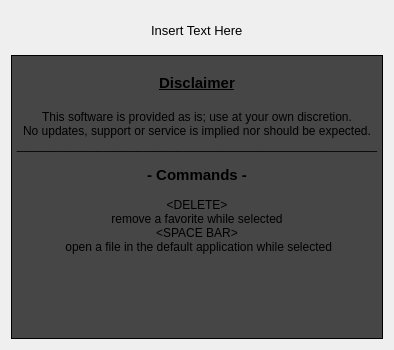
First picture: the form in PDFPreview/gui/ui_about.ui, repository FlyBoy8869/PDFPreview, before the edit.
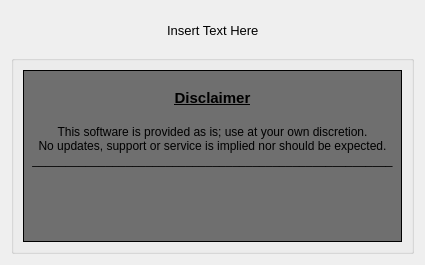
Second picture: the form after the edit.

Commit message: About dialog update

Diff of the .ui file:
```diff
--- a/PDFPreview/gui/ui_about.ui
+++ b/PDFPreview/gui/ui_about.ui
@@ -6,20 +6,20 @@
    <rect>
     <x>0</x>
     <y>0</y>
-    <width>394</width>
-    <height>350</height>
+    <width>425</width>
+    <height>265</height>
    </rect>
   </property>
   <property name="maximumSize">
    <size>
-    <width>394</width>
+    <width>425</width>
     <height>350</height>
    </size>
   </property>
   <property name="windowTitle">
    <string>About</string>
   </property>
-  <layout class="QVBoxLayout" name="verticalLayout_2">
+  <layout class="QVBoxLayout" name="verticalLayout_3">
    <item>
     <widget class="QFrame" name="frame">
      <property name="maximumSize">
@@ -90,6 +90,12 @@
     </widget>
    </item>
    <item>
+    <widget class="QGroupBox" name="groupBox">
+     <property name="title">
+      <string/>
+     </property>
+     <layout class="QVBoxLayout" name="verticalLayout_2">
+      <item>
     <widget class="QTextEdit" name="textEdit">
      <property name="sizePolicy">
       <sizepolicy hsizetype="Expanding" vsizetype="Expanding">
@@ -111,7 +117,7 @@
      </property>
      <property name="styleSheet">
       <string notr="true">QTextEdit {
-	background-color: #464646;
+	background-color: #6F6F6F;
 }</string>
      </property>
      <property name="frameShape">
@@ -130,21 +136,17 @@
 hr { height: 1px; border-width: 0; }
 li.unchecked::marker { content: &quot;\2610&quot;; }
 li.checked::marker { content: &quot;\2612&quot;; }
-&lt;/style&gt;&lt;/head&gt;&lt;body style=&quot; font-family:'.AppleSystemUIFont'; font-size:13pt; font-weight:400; font-style:normal;&quot;&gt;
-&lt;p align=&quot;center&quot; style=&quot; margin-top:0px; margin-bottom:0px; margin-left:0px; margin-right:0px; -qt-block-indent:0; text-indent:0px;&quot;&gt;&lt;span style=&quot; font-size:9pt;&quot;&gt; &lt;/span&gt;&lt;/p&gt;
-&lt;p align=&quot;center&quot; style=&quot; margin-top:0px; margin-bottom:0px; margin-left:0px; margin-right:0px; -qt-block-indent:0; text-indent:0px;&quot;&gt;&lt;span style=&quot; font-family:'Segoe UI'; font-size:11pt; font-weight:700; text-decoration: underline;&quot;&gt;Disclaimer&lt;/span&gt;&lt;/p&gt;
-&lt;p align=&quot;center&quot; style=&quot;-qt-paragraph-type:empty; margin-top:0px; margin-bottom:0px; margin-left:0px; margin-right:0px; -qt-block-indent:0; text-indent:0px; font-family:'Segoe UI'; font-size:11pt; font-weight:700; text-decoration: underline;&quot;&gt;&lt;br /&gt;&lt;/p&gt;
-&lt;p align=&quot;center&quot; style=&quot; margin-top:0px; margin-bottom:0px; margin-left:0px; margin-right:0px; -qt-block-indent:0; text-indent:0px;&quot;&gt;&lt;span style=&quot; font-family:'Segoe UI'; font-size:9pt;&quot;&gt;This software is provided as is; use at your own discretion.&lt;/span&gt;&lt;/p&gt;
-&lt;p align=&quot;center&quot; style=&quot; margin-top:0px; margin-bottom:0px; margin-left:0px; margin-right:0px; -qt-block-indent:0; text-indent:0px;&quot;&gt;&lt;span style=&quot; font-family:'Segoe UI'; font-size:9pt;&quot;&gt;No updates, support or service is implied nor should be expected.&lt;/span&gt;&lt;/p&gt;
-&lt;p align=&quot;center&quot; style=&quot; margin-top:0px; margin-bottom:0px; margin-left:0px; margin-right:0px; -qt-block-indent:0; text-indent:0px;&quot;&gt;&lt;span style=&quot; font-family:'Segoe UI'; font-size:9pt;&quot;&gt;______________________________________________________&lt;/span&gt;&lt;/p&gt;
-&lt;p align=&quot;center&quot; style=&quot;-qt-paragraph-type:empty; margin-top:0px; margin-bottom:0px; margin-left:0px; margin-right:0px; -qt-block-indent:0; text-indent:0px; font-family:'Segoe UI'; font-size:9pt;&quot;&gt;&lt;br /&gt;&lt;/p&gt;
-&lt;p align=&quot;center&quot; style=&quot; margin-top:0px; margin-bottom:0px; margin-left:0px; margin-right:0px; -qt-block-indent:0; text-indent:0px;&quot;&gt;&lt;span style=&quot; font-family:'Segoe UI'; font-size:11pt; font-weight:700;&quot;&gt;- Commands -&lt;/span&gt;&lt;/p&gt;
-&lt;p align=&quot;center&quot; style=&quot;-qt-paragraph-type:empty; margin-top:0px; margin-bottom:0px; margin-left:0px; margin-right:0px; -qt-block-indent:0; text-indent:0px; font-family:'Segoe UI'; font-size:9pt;&quot;&gt;&lt;br /&gt;&lt;/p&gt;
-&lt;p align=&quot;center&quot; style=&quot; margin-top:0px; margin-bottom:0px; margin-left:0px; margin-right:0px; -qt-block-indent:0; text-indent:0px;&quot;&gt;&lt;span style=&quot; font-family:'Segoe UI'; font-size:9pt;&quot;&gt;&amp;lt;DELETE&amp;gt;&lt;/span&gt;&lt;/p&gt;
-&lt;p align=&quot;center&quot; style=&quot; margin-top:0px; margin-bottom:0px; margin-left:0px; margin-right:0px; -qt-block-indent:0; text-indent:0px;&quot;&gt;&lt;span style=&quot; font-family:'Segoe UI'; font-size:9pt;&quot;&gt;remove a favorite while selected&lt;/span&gt;&lt;/p&gt;
-&lt;p align=&quot;center&quot; style=&quot; margin-top:0px; margin-bottom:0px; margin-left:0px; margin-right:0px; -qt-block-indent:0; text-indent:0px;&quot;&gt;&lt;span style=&quot; font-family:'Segoe UI'; font-size:9pt;&quot;&gt;&amp;lt;SPACE BAR&amp;gt;&lt;/span&gt;&lt;/p&gt;
-&lt;p align=&quot;center&quot; style=&quot; margin-top:0px; margin-bottom:0px; margin-left:0px; margin-right:0px; -qt-block-indent:0; text-indent:0px;&quot;&gt;&lt;span style=&quot; font-family:'Segoe UI'; font-size:9pt;&quot;&gt; open a file in the default application while selected&lt;/span&gt;&lt;/p&gt;&lt;/body&gt;&lt;/html&gt;</string>
-     </property>
+&lt;/style&gt;&lt;/head&gt;&lt;body style=&quot; font-family:'Segoe UI'; font-size:9pt; font-weight:400; font-style:normal;&quot;&gt;
+&lt;p align=&quot;center&quot; style=&quot; margin-top:0px; margin-bottom:0px; margin-left:0px; margin-right:0px; -qt-block-indent:0; text-indent:0px;&quot;&gt;&lt;span style=&quot; font-family:'.AppleSystemUIFont';&quot;&gt; &lt;/span&gt;&lt;/p&gt;
+&lt;p align=&quot;center&quot; style=&quot; margin-top:0px; margin-bottom:0px; margin-left:0px; margin-right:0px; -qt-block-indent:0; text-indent:0px;&quot;&gt;&lt;span style=&quot; font-size:11pt; font-weight:700; text-decoration: underline;&quot;&gt;Disclaimer&lt;/span&gt;&lt;/p&gt;
+&lt;p align=&quot;center&quot; style=&quot;-qt-paragraph-type:empty; margin-top:0px; margin-bottom:0px; margin-left:0px; margin-right:0px; -qt-block-indent:0; text-indent:0px; font-size:11pt; font-weight:700; text-decoration: underline;&quot;&gt;&lt;br /&gt;&lt;/p&gt;
+&lt;p align=&quot;center&quot; style=&quot; margin-top:0px; margin-bottom:0px; margin-left:0px; margin-right:0px; -qt-block-indent:0; text-indent:0px;&quot;&gt;This software is provided as is; use at your own discretion.&lt;/p&gt;
+&lt;p align=&quot;center&quot; style=&quot; margin-top:0px; margin-bottom:0px; margin-left:0px; margin-right:0px; -qt-block-indent:0; text-indent:0px;&quot;&gt;No updates, support or service is implied nor should be expected.&lt;/p&gt;
+&lt;p align=&quot;center&quot; style=&quot; margin-top:0px; margin-bottom:0px; margin-left:0px; margin-right:0px; -qt-block-indent:0; text-indent:0px;&quot;&gt;______________________________________________________&lt;/p&gt;&lt;/body&gt;&lt;/html&gt;</string>
+        </property>
+       </widget>
+      </item>
+     </layout>
     </widget>
    </item>
   </layout>
```
Lines whose indentation alone changed are shown as unchanged. The commit also changes 1 other file.
